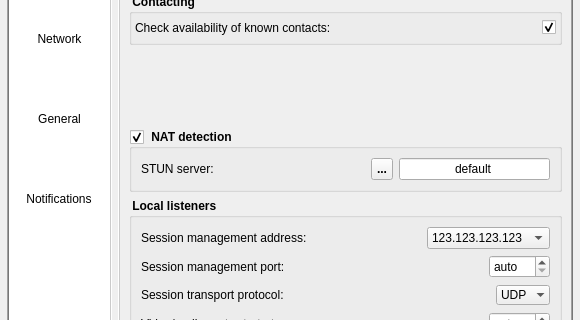
Old version of the form Homer/forms/Dialogs/ConfigurationDialog.ui in the repository Homer-Conferencing/Homer-Conferencing; both pictures show x 0 to 580 and y 137 to 457 of the 580 by 539 pixel window.
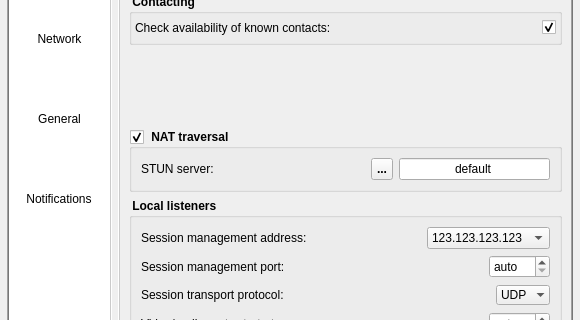
New version of the form. The open tabs and pages were chosen to show the change. Icons and pictures are not drawn.

Commit message: - configurable NAT traversal support

Patch:
```diff
--- a/Homer/forms/Dialogs/ConfigurationDialog.ui
+++ b/Homer/forms/Dialogs/ConfigurationDialog.ui
@@ -1948,7 +1948,7 @@
             </font>
            </property>
            <property name="title">
-            <string> NAT detection </string>
+            <string> NAT traversal </string>
            </property>
            <property name="checkable">
             <bool>true</bool>
```
The commit also changes 6 other files.
